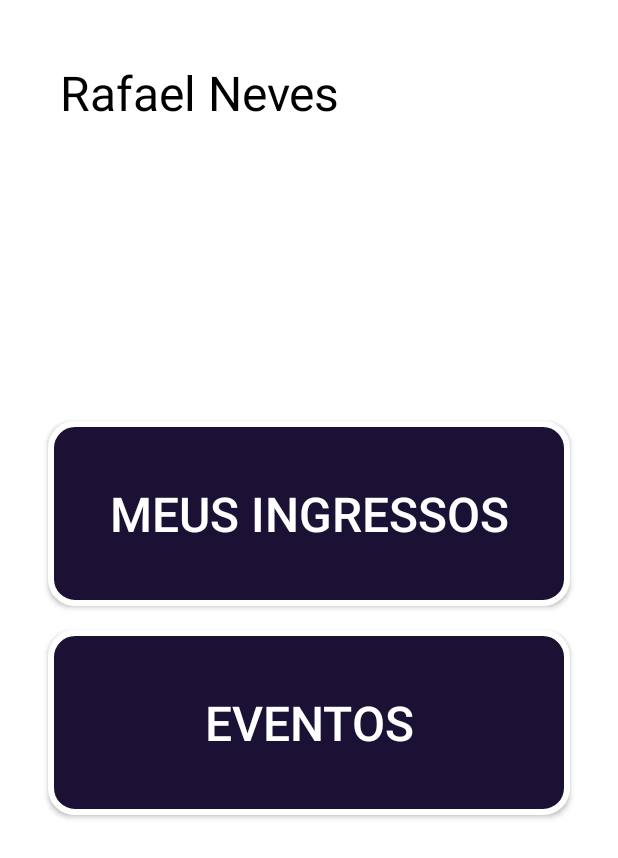
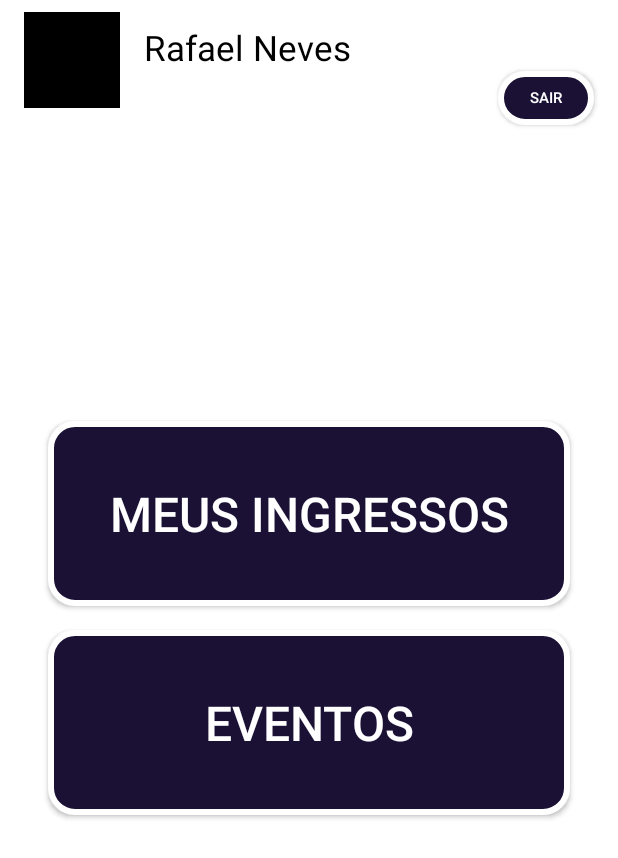
Before and after one commit to NevesRafa/desafio_mb, an Android app: the layout acitivity_inicial.xml on its own in the app's theme, with its tools: preview values and no code run, on a phone screen of 412 x 824 dp. Shown: the top 858 px of the screen. Run offline under Robolectric (Android 15) with nearby library versions, the phone set to English and light mode, and no system bars.

Commit message:
Vinculado Nome e Foto do usuario utilizando Firebase e Glide. Modificação de cores Tema e botões. Criado Botão Sair.

```diff
--- a/app/build.gradle
+++ b/app/build.gradle
@@ -3,6 +3,7 @@ plugins {
     id 'kotlin-android'
     id 'kotlin-parcelize'
     id 'com.google.gms.google-services'
+    id 'kotlin-kapt'
 }
 
 android {
@@ -11,7 +12,7 @@ android {
 
     defaultConfig {
         applicationId "com.nevesrafa.desafio_mb"
-        minSdkVersion 16
+        minSdkVersion 21
         targetSdkVersion 30
         versionCode 1
         versionName "1.0"
@@ -49,6 +50,9 @@ dependencies {
     implementation 'com.airbnb.android:lottie:3.7.0'
     implementation platform('com.google.firebase:firebase-bom:28.0.1')
     implementation 'com.firebaseui:firebase-ui-auth:6.4.0'
+    implementation 'com.github.bumptech.glide:glide:4.12.0'
+    kapt 'com.github.bumptech.glide:compiler:4.12.0'
+
 
     testImplementation 'junit:junit:4.+'
 }
--- a/app/src/main/res/layout/acitivity_inicial.xml
+++ b/app/src/main/res/layout/acitivity_inicial.xml
@@ -3,18 +3,43 @@
     xmlns:app="http://schemas.android.com/apk/res-auto"
     xmlns:tools="http://schemas.android.com/tools"
     android:layout_width="match_parent"
-    android:layout_height="match_parent"
-    >
+    android:layout_height="match_parent">
+
+    <ImageView
+        android:id="@+id/imagemUsuario"
+        android:layout_width="64dp"
+        android:layout_height="64dp"
+        android:layout_marginLeft="16dp"
+        android:layout_marginTop="8dp"
+        app:layout_constraintStart_toStartOf="parent"
+        app:layout_constraintTop_toTopOf="parent"
+        tools:background="@color/black" />
 
     <TextView
-        android:layout_width="wrap_content"
+        android:id="@+id/usuario"
+        android:layout_width="0dp"
         android:layout_height="wrap_content"
-        android:layout_margin="40dp"
+        android:layout_marginLeft="16dp"
+        android:layout_marginTop="16dp"
+        android:layout_marginRight="16dp"
         android:textColor="@color/black"
-        android:textSize="32sp"
-        app:layout_constraintStart_toStartOf="parent"
+        android:textSize="23sp"
+        app:layout_constraintEnd_toEndOf="parent"
+        app:layout_constraintHorizontal_bias="0"
+        app:layout_constraintStart_toEndOf="@id/imagemUsuario"
         app:layout_constraintTop_toTopOf="parent"
         tools:text="Rafael Neves" />
+
+    <android.widget.Button
+        android:layout_width="64dp"
+        android:layout_height="36dp"
+        android:layout_marginRight="16dp"
+        android:background="@drawable/botao_costumizado"
+        android:text="sair"
+        android:textColor="@color/white"
+        android:textSize="10sp"
+        app:layout_constraintEnd_toEndOf="parent"
+        app:layout_constraintTop_toBottomOf="@id/usuario" />
 
     <android.widget.Button
         android:id="@+id/botaoMeusIngressos"
--- a/app/src/main/res/layout/activity_eventos.xml
+++ b/app/src/main/res/layout/activity_eventos.xml
@@ -50,7 +50,7 @@
         android:id="@+id/loading"
         android:layout_width="100dp"
         android:layout_height="100dp"
-        android:indeterminateTint="@color/purple_700"
+        android:indeterminateTint="#1B1135"
         app:layout_constraintBottom_toBottomOf="parent"
         app:layout_constraintEnd_toEndOf="parent"
         app:layout_constraintStart_toStartOf="parent"
--- a/app/src/main/res/values/strings.xml
+++ b/app/src/main/res/values/strings.xml
@@ -3,8 +3,9 @@
     <string name="contato">Contato: %s</string>
     <string name="tipo">Tipo: %s</string>
     <string name="data">Data: %s</string>
-    <string name="hora">Horario: %s</string>
+    <string name="hora">Horário: %s</string>
     <string name="local">Local: %s</string>
     <string name="valor">R$ %s</string>
     <string name="quantidade_vendido">Quntidade Vendida: %s / %s</string>
+    <string name="ola">Olá,\n%s</string>
 </resources>
--- a/app/src/main/res/values/themes.xml
+++ b/app/src/main/res/values/themes.xml
@@ -3,7 +3,7 @@
     <style name="Theme.Desafio_MB" parent="Theme.MaterialComponents.DayNight.NoActionBar">
         <!-- Primary brand color. -->
         <item name="colorPrimary">@color/purple_500</item>
-        <item name="colorPrimaryVariant">@color/purple_700</item>
+        <item name="colorPrimaryVariant">#1B1135</item>
         <item name="colorOnPrimary">@color/white</item>
         <!-- Secondary brand color. -->
         <item name="colorSecondary">@color/teal_200</item>
```
Also changed, not shown: app/src/main/java/com/nevesrafa/desafio_mb/telas/inicial/InicialActivity.kt (+10 -0 lines), app/src/main/res/layout/activity_compra.xml (+5 -2 lines).
